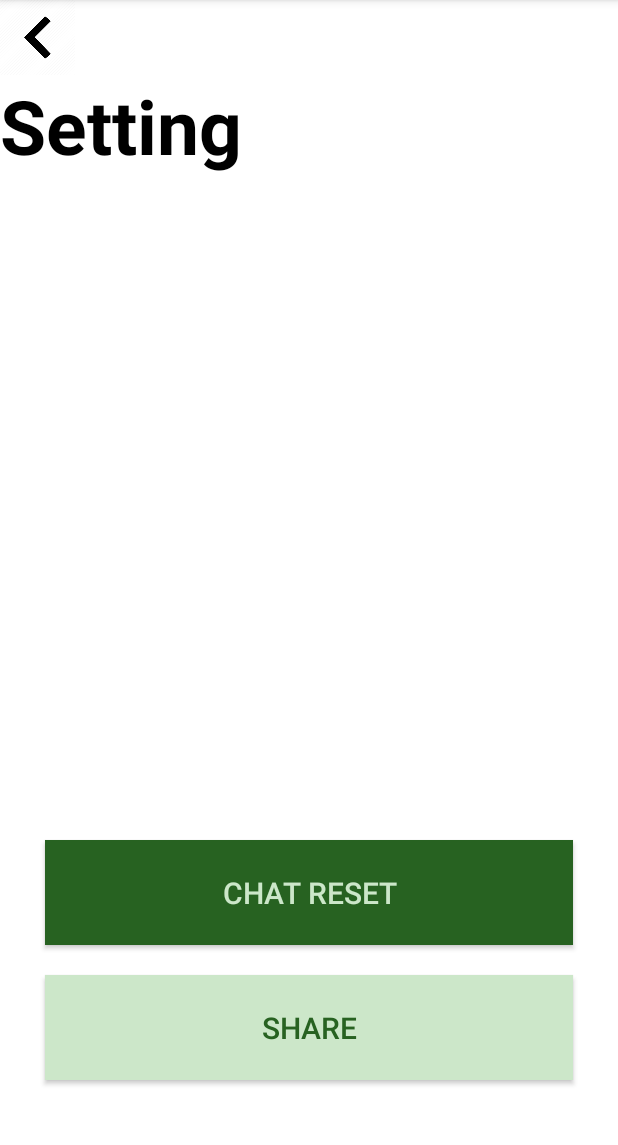
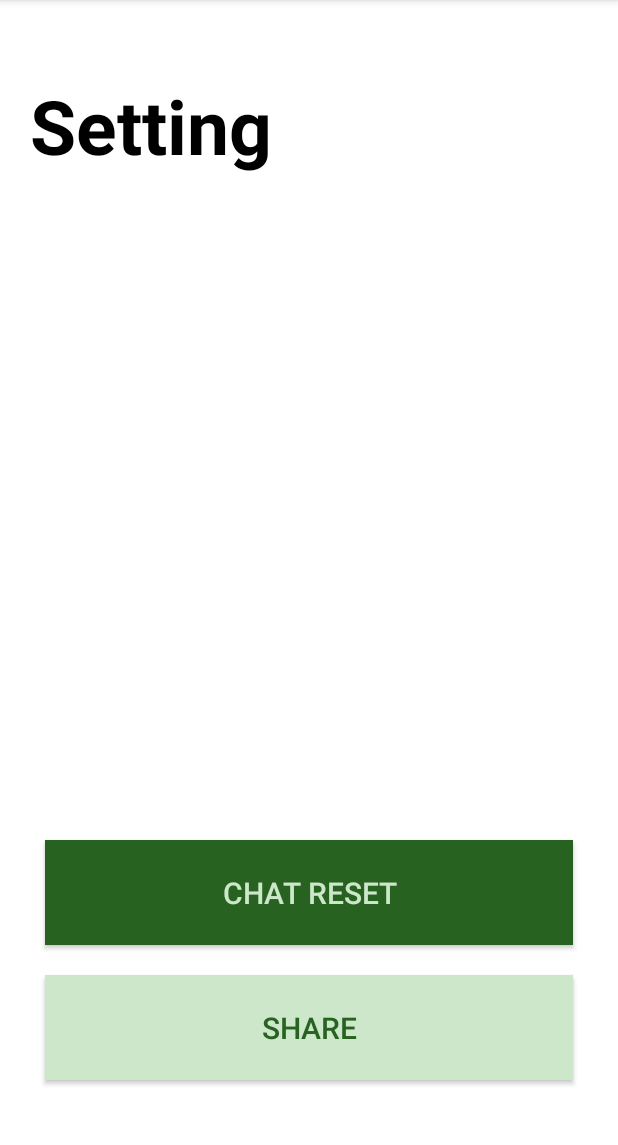
Before and after one commit to Lee-seungju/chatbot, an Android app: the SettingActivity screen opened directly, with no data from a screen before it, on a phone screen of 412 x 824 dp, the part 84-1229 px from its top. Run offline under Robolectric (Android 15) with nearby library versions, the phone set to English and light mode, and no system bars; our stand-ins replace Room's generated code.

```diff
--- a/app/src/main/java/com/slee2/chatbot/model/MessageViewModel.kt
+++ b/app/src/main/java/com/slee2/chatbot/model/MessageViewModel.kt
@@ -12,6 +12,10 @@ class MessageViewModel(private val repository: MessageRepository) : ViewModel()
     fun insert(message: Message) = viewModelScope.launch {
         repository.insert(message)
     }
+
+    fun deleteAll() = viewModelScope.launch {
+        repository.removeAll()
+    }
 }
 
 class MessageViewModelFactory(private val repository: MessageRepository) : ViewModelProvider.Factory {
--- a/app/src/main/java/com/slee2/chatbot/repository/MessageRepository.kt
+++ b/app/src/main/java/com/slee2/chatbot/repository/MessageRepository.kt
@@ -15,4 +15,9 @@ class MessageRepository(private val messageDao: MessageDAO) {
     suspend fun insert(message: Message) {
         messageDao.insert(message)
     }
+
+    @WorkerThread
+    suspend fun removeAll() {
+        messageDao.deleteAll()
+    }
 }
--- a/app/src/main/java/com/slee2/chatbot/ui/SettingActivity.kt
+++ b/app/src/main/java/com/slee2/chatbot/ui/SettingActivity.kt
@@ -3,10 +3,17 @@ package com.slee2.chatbot.ui
 import androidx.appcompat.app.AppCompatActivity
 import android.os.Bundle
 import android.util.Log
+import androidx.lifecycle.ViewModelProvider
+import com.slee2.chatbot.data.Message
 import com.slee2.chatbot.databinding.ActivitySettingBinding
+import com.slee2.chatbot.datasource.MessageRoomDatabase
+import com.slee2.chatbot.model.MessageViewModel
+import com.slee2.chatbot.model.MessageViewModelFactory
+import com.slee2.chatbot.repository.MessageRepository
 
 class SettingActivity : AppCompatActivity() {
 
+    private lateinit var messageViewModel: MessageViewModel
     private lateinit var binding: ActivitySettingBinding
 
     override fun onCreate(savedInstanceState: Bundle?) {
@@ -16,7 +23,13 @@ class SettingActivity : AppCompatActivity() {
 
         Log.i("SettingActivity", "abc")
 
-        binding.backBtn.setOnClickListener {
+        val messageDao = MessageRoomDatabase.getDatabase(application).messageDao()
+        val messageRepository = MessageRepository(messageDao)
+        val messageViewModelFactory = MessageViewModelFactory(messageRepository)
+        messageViewModel = ViewModelProvider(this, messageViewModelFactory).get(MessageViewModel::class.java)
+
+        binding.resetBtn.setOnClickListener {
+            messageViewModel.deleteAll()
             finish()
         }
     }
--- a/app/src/main/res/layout/activity_setting.xml
+++ b/app/src/main/res/layout/activity_setting.xml
@@ -12,11 +12,11 @@
         android:layout_width="match_parent"
         android:layout_height="50dp">
 
-        <ImageView
-            android:id="@+id/back_btn"
-            android:layout_width="50dp"
-            android:layout_height="wrap_content"
-            android:src="@drawable/back"/>
+<!--        <ImageView-->
+<!--            android:id="@+id/back_btn"-->
+<!--            android:layout_width="50dp"-->
+<!--            android:layout_height="wrap_content"-->
+<!--            android:src="@drawable/back"/>-->
 
     </LinearLayout>
 
@@ -25,6 +25,7 @@
         android:layout_height="100dp">
 
         <TextView
+            android:layout_marginStart="20dp"
             android:layout_width="match_parent"
             android:layout_height="match_parent"
             android:text="Setting"
@@ -48,6 +49,7 @@
         android:orientation="vertical">
 
         <androidx.appcompat.widget.AppCompatButton
+            android:id="@+id/reset_btn"
             android:layout_width="match_parent"
             android:layout_height="70dp"
             android:layout_marginHorizontal="30dp"
```
